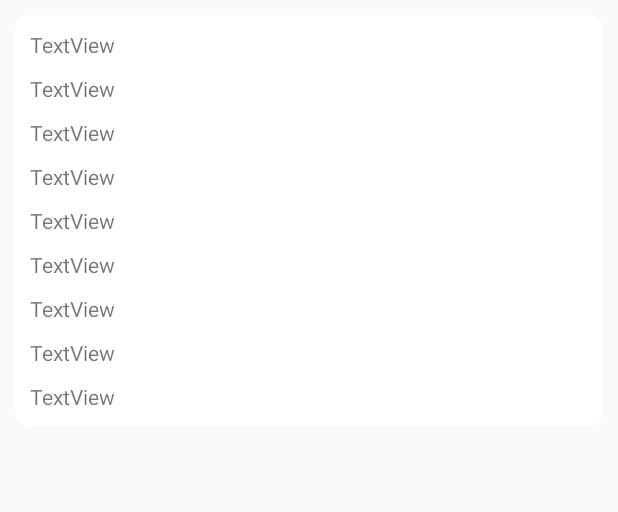
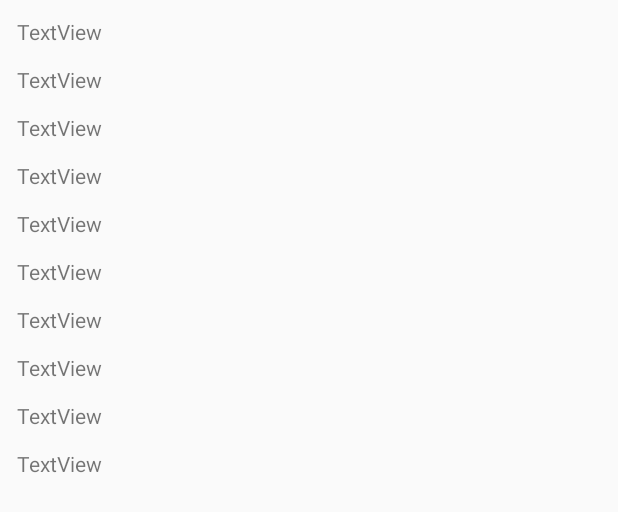
Before and after one commit to gago852/SteamInfoApi, an Android app: the layout item_lista.xml on its own in the app's theme, with its tools: preview values and no code run, on a phone screen of 412 x 824 dp. Shown: the top 512 px of the screen. Run offline under Robolectric (Android 15) with nearby library versions, the phone set to English and light mode, and no system bars; network calls fail.

```diff
--- a/app/src/main/AndroidManifest.xml
+++ b/app/src/main/AndroidManifest.xml
@@ -1,6 +1,8 @@
 <?xml version="1.0" encoding="utf-8"?>
 <manifest xmlns:android="http://schemas.android.com/apk/res/android"
     package="com.gago.steaminfoapi">
+
+    <uses-permission android:name="android.permission.INTERNET" />
 
     <application
         android:allowBackup="true"
--- a/app/src/main/java/com/gago/steaminfoapi/ListadoActivity.java
+++ b/app/src/main/java/com/gago/steaminfoapi/ListadoActivity.java
@@ -18,7 +18,6 @@ public class ListadoActivity extends AppCompatActivity {
     protected void onCreate(Bundle savedInstanceState) {
         super.onCreate(savedInstanceState);
         setContentView(R.layout.activity_listado);
-
         listaJuegos = new ArrayList<>();
         rvJuegos = findViewById(R.id.rvJuegos);
         rvJuegos.setLayoutManager(new LinearLayoutManager(this));
--- a/app/src/main/res/layout/item_lista.xml
+++ b/app/src/main/res/layout/item_lista.xml
@@ -1,100 +1,107 @@
 <?xml version="1.0" encoding="utf-8"?>
-<androidx.cardview.widget.CardView xmlns:android="http://schemas.android.com/apk/res/android"
-    xmlns:app="http://schemas.android.com/apk/res-auto"
+<LinearLayout xmlns:android="http://schemas.android.com/apk/res/android"
     android:layout_width="match_parent"
     android:layout_height="wrap_content"
-    android:layout_margin="10dp"
-    app:cardCornerRadius="10dp"
-    app:cardElevation="2dp">
-
-    <LinearLayout
-        android:layout_width="match_parent"
-        android:layout_height="match_parent"
     android:orientation="vertical">
 
 
     <TextView
         android:id="@+id/tvAppId"
-            android:layout_width="wrap_content"
+        android:layout_width="match_parent"
         android:layout_height="wrap_content"
         android:layout_marginLeft="10dp"
         android:layout_marginTop="10dp"
         android:layout_marginRight="10dp"
+        android:padding="1dp"
         android:text="TextView" />
 
     <TextView
         android:id="@+id/tvNombre"
-            android:layout_width="wrap_content"
+        android:layout_width="match_parent"
         android:layout_height="wrap_content"
         android:layout_marginLeft="10dp"
         android:layout_marginTop="10dp"
         android:layout_marginRight="10dp"
+        android:padding="1dp"
         android:text="TextView" />
 
     <TextView
         android:id="@+id/tvTiempoJuego"
-            android:layout_width="wrap_content"
+        android:layout_width="match_parent"
         android:layout_height="wrap_content"
         android:layout_marginLeft="10dp"
         android:layout_marginTop="10dp"
         android:layout_marginRight="10dp"
+        android:padding="1dp"
+        android:text="TextView" />
+
+    <TextView
+        android:id="@+id/tvTiempoJuegotoSemana"
+        android:layout_width="match_parent"
+        android:layout_height="wrap_content"
+        android:layout_marginLeft="10dp"
+        android:layout_marginTop="10dp"
+        android:layout_marginRight="10dp"
+        android:padding="1dp"
         android:text="TextView" />
 
     <TextView
         android:id="@+id/tvUrlIconoJuego"
-            android:layout_width="wrap_content"
+        android:layout_width="match_parent"
         android:layout_height="wrap_content"
         android:layout_marginLeft="10dp"
         android:layout_marginTop="10dp"
         android:layout_marginRight="10dp"
+        android:padding="1dp"
         android:text="TextView" />
 
     <TextView
         android:id="@+id/tvUrlLogoJuego"
-            android:layout_width="wrap_content"
+        android:layout_width="match_parent"
         android:layout_height="wrap_content"
         android:layout_marginLeft="10dp"
         android:layout_marginTop="10dp"
         android:layout_marginRight="10dp"
+        android:padding="1dp"
         android:text="TextView" />
 
     <TextView
         android:id="@+id/tvStatsVisibles"
-            android:layout_width="wrap_content"
+        android:layout_width="match_parent"
         android:layout_height="wrap_content"
         android:layout_marginLeft="10dp"
         android:layout_marginTop="10dp"
         android:layout_marginRight="10dp"
+        android:padding="1dp"
         android:text="TextView" />
 
     <TextView
         android:id="@+id/tvTiempoJuegoWindows"
-            android:layout_width="wrap_content"
+        android:layout_width="match_parent"
         android:layout_height="wrap_content"
         android:layout_marginLeft="10dp"
         android:layout_marginTop="10dp"
         android:layout_marginRight="10dp"
+        android:padding="1dp"
         android:text="TextView" />
 
     <TextView
         android:id="@+id/tvTiempoJuegoMac"
-            android:layout_width="wrap_content"
+        android:layout_width="match_parent"
         android:layout_height="wrap_content"
         android:layout_marginLeft="10dp"
         android:layout_marginTop="10dp"
         android:layout_marginRight="10dp"
+        android:padding="1dp"
         android:text="TextView" />
 
     <TextView
         android:id="@+id/tvTiempoJuegoLinux"
-            android:layout_width="wrap_content"
+        android:layout_width="match_parent"
         android:layout_height="wrap_content"
         android:layout_marginLeft="10dp"
         android:layout_marginTop="10dp"
         android:layout_marginRight="10dp"
-            android:layout_marginBottom="10dp"
+        android:padding="1dp"
         android:text="TextView" />
 </LinearLayout>
-
-
-</androidx.cardview.widget.CardView>
```
Also changed, not shown: app/src/main/java/com/gago/steaminfoapi/Juegos.java (+18 -4 lines), app/src/main/java/com/gago/steaminfoapi/ListaAdapter.java (+12 -2 lines), app/src/main/java/com/gago/steaminfoapi/MainActivity.java (+91 -0 lines), app/src/main/res/layout/activity_listado.xml (+5 -8 lines). Lines whose indentation alone changed are shown as unchanged.
